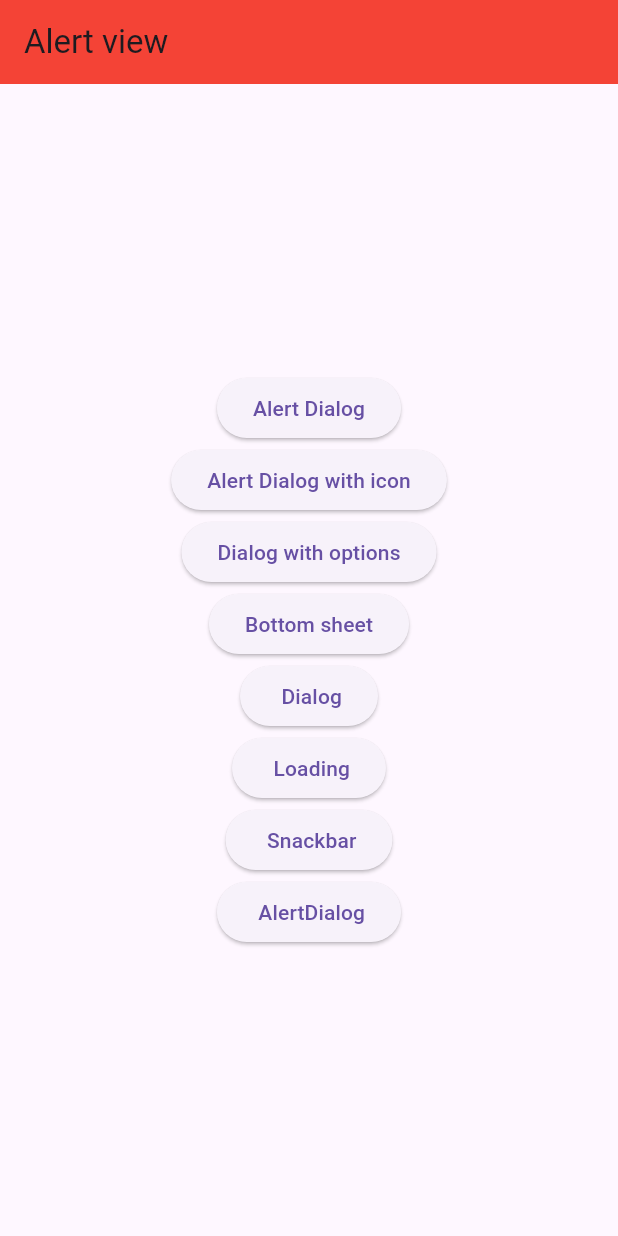
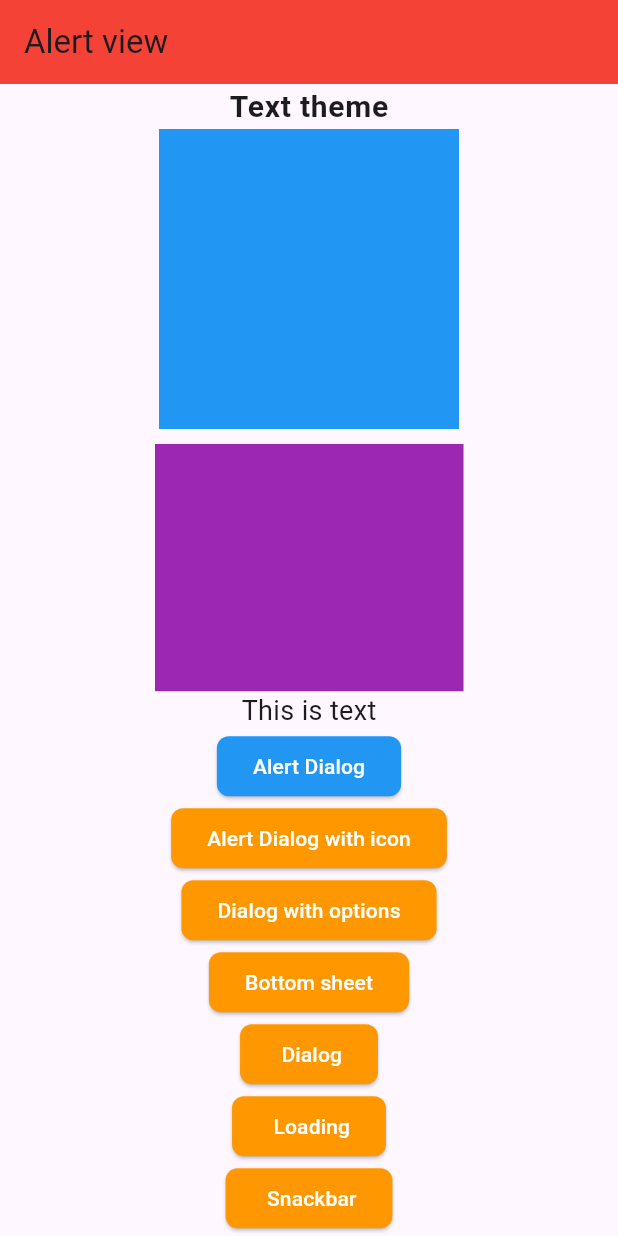
Before and after one commit to taufiqurSabbir/ostad_flutter_12, a Flutter app: the screen it shows after launch, on a phone screen of 412 x 824 dp. Run offline on Flutter 3.47's test engine with Material 3 defaults, Android fonts, the phone set to English and light mode, and no system bars.

Commit message:
module_12_class_1

```diff
--- a/lib/app.dart
+++ b/lib/app.dart
@@ -8,12 +8,56 @@ import 'module_11/class_3.dart';
 import 'module_11/gridViewClass1.dart';
 import 'module_11/module_11_class_1.dart';
 
-class MyApp extends StatelessWidget{
+class MyApp extends StatelessWidget {
   MyApp({super.key});
 
   @override
-  Widget build(BuildContext contex){
+  Widget build(BuildContext contex) {
     return MaterialApp(
+      theme: ThemeData(
+
+          brightness: Brightness.light,
+          primaryColor: Colors.deepPurple,
+          primarySwatch: Colors.teal,
+
+          elevatedButtonTheme: ElevatedButtonThemeData(
+              style: ElevatedButton.styleFrom(
+                  backgroundColor: Colors.orange,
+                  foregroundColor: Colors.white,
+                  shape: RoundedRectangleBorder(
+                      borderRadius: BorderRadius.circular(8)))),
+          inputDecorationTheme: InputDecorationTheme(
+            border: OutlineInputBorder(
+              borderRadius: BorderRadius.circular(10),
+
+            ),
+            enabledBorder: OutlineInputBorder(
+                borderRadius: BorderRadius.circular(20),
+                borderSide: BorderSide(color: Colors.grey, width: 1.5)),
+            focusedBorder: OutlineInputBorder(
+                borderRadius: BorderRadius.circular(20),
+                borderSide: BorderSide(color: Colors.orange, width: 1.5)),
+
+            hintStyle: TextStyle(
+              color: Colors.deepPurple
+            )
+          ),
+
+        textTheme: TextTheme(
+          bodyLarge: TextStyle(fontSize: 20,fontWeight: FontWeight.bold),
+          titleMedium: TextStyle(fontSize: 16)
+        ),
+
+        cardTheme: CardTheme(
+          shape: RoundedRectangleBorder(
+            borderRadius: BorderRadius.circular(10)
+          ),
+
+        )
+
+      ),
+      darkTheme: ThemeData.dark(),
+      themeMode: ThemeMode.system,
       title: 'Batch-12',
       home: Alert(),
     );
--- a/lib/module_11/class_3.dart
+++ b/lib/module_11/class_3.dart
@@ -5,6 +5,7 @@ class Alert extends StatelessWidget {
 
   @override
   Widget build(BuildContext context) {
+    Size screenSize = MediaQuery.of(context).size;
     showAlertDialog(){
 
       showDialog(context: context, builder: (context){
@@ -204,10 +205,39 @@ class Alert extends StatelessWidget {
         backgroundColor: Colors.red,
       ),
       body: Center(
+        child: SingleChildScrollView(
           child: Column(
             mainAxisAlignment: MainAxisAlignment.center,
             children: [
-            ElevatedButton(onPressed: () {
+              Text('Text theme',
+              style: Theme.of(context).textTheme.bodyLarge,
+              ),
+              Container(
+                color: Colors.blue,
+                width: 200,
+                height: 200,
+              ),
+              SizedBox(height: 10,),
+
+              Container(
+                color: Colors.purple,
+                width: screenSize.width*0.5,
+                height: screenSize.height*0.2,
+              ),
+
+              Text('This is text',
+              style: TextStyle(
+                fontSize: screenSize.width > 600 ? 32 : 18
+              ),
+              ),
+
+
+
+              ElevatedButton(
+                  style: ElevatedButton.styleFrom(
+                    backgroundColor: Colors.blue,
+                  ),
+                  onPressed: () {
                 showAlertDialog();
               }, child: Text('Alert Dialog')),
 
@@ -235,6 +265,7 @@ class Alert extends StatelessWidget {
             ],
           ),
         ),
+      ),
     );
   }
 }
```
Lines whose indentation alone changed are shown as unchanged.
